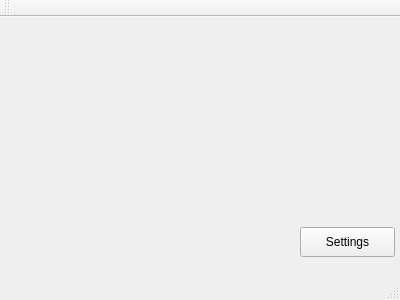
Qt form mainwindow.ui (BastianGschrey/PowerTune) before a commit.
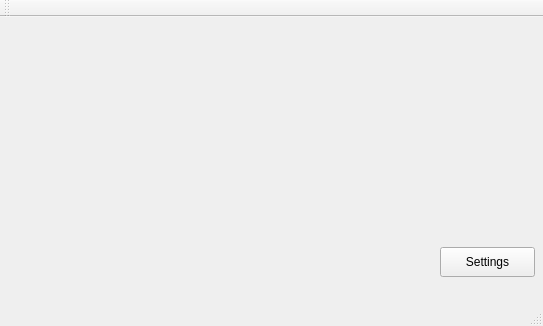
The same form after that commit.

Patch:
```diff
--- a/mainwindow.ui
+++ b/mainwindow.ui
@@ -6,8 +6,8 @@
    <rect>
     <x>0</x>
     <y>0</y>
-    <width>400</width>
-    <height>300</height>
+    <width>543</width>
+    <height>326</height>
    </rect>
   </property>
   <property name="windowTitle">
@@ -17,8 +17,8 @@
    <widget class="QPushButton" name="btnSerialSettings">
     <property name="geometry">
      <rect>
-      <x>300</x>
-      <y>210</y>
+      <x>440</x>
+      <y>230</y>
       <width>95</width>
       <height>30</height>
      </rect>
```
Left out of the diff: 2 changed lines with no effect on the pictures.
